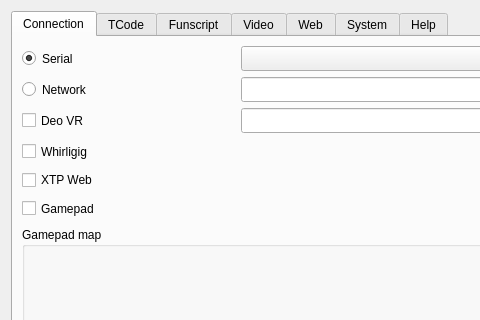
The window that src/settings.ui (jcfain/XTPlayer) describes before a commit, drawn with Qt 5; both pictures show x 0 to 480 and y 0 to 320 of the 1262 by 685 pixel window.
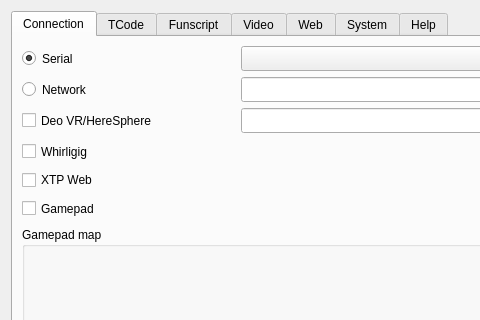
The same window after the commit. Icons and pictures are not drawn.

Commit message: Fix issue where range changed beyond possible limits

```diff
--- a/src/settings.ui
+++ b/src/settings.ui
@@ -129,7 +129,7 @@
             </size>
            </property>
            <property name="text">
-            <string>Deo VR</string>
+            <string>Deo VR/HereSphere</string>
            </property>
           </widget>
          </item>
```
The commit also changes 1 other file.
